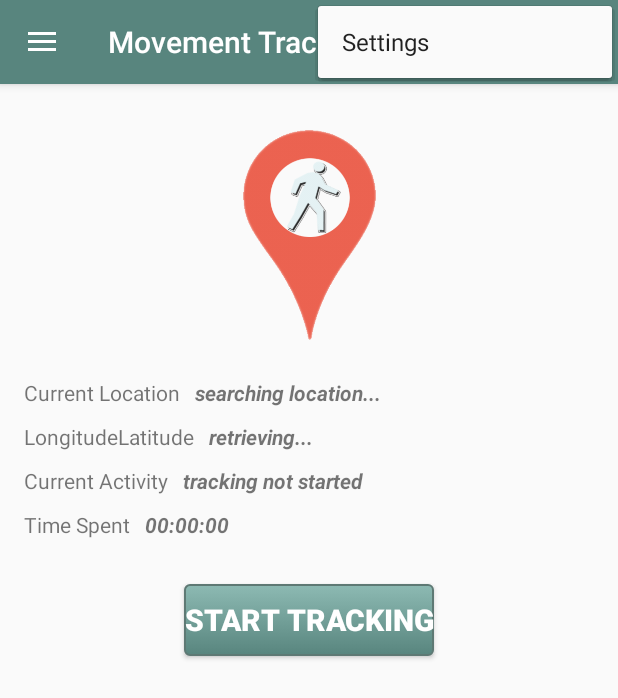
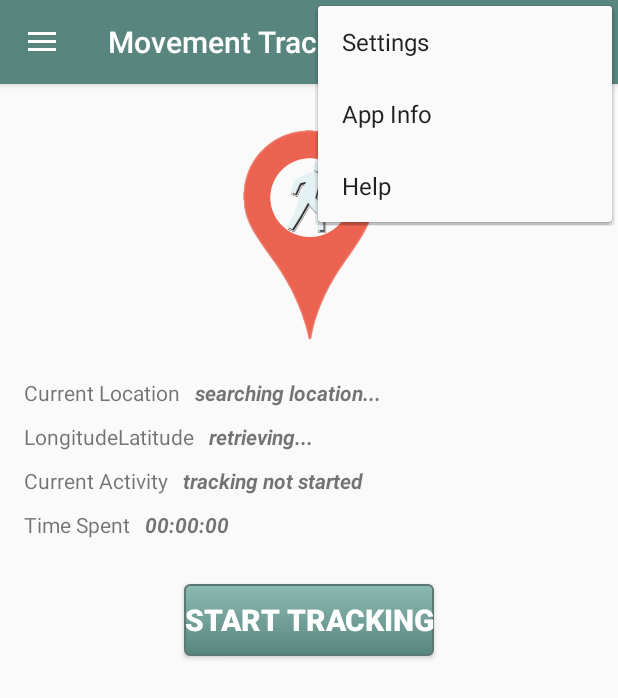
Before and after one commit to andela-bomotoso/MovementTracker, an Android app: the screen it shows after launch (MainActivity), with the options menu open, on a phone screen of 412 x 824 dp. Shown: the top 698 px of the screen. Run offline under Robolectric (Android 15) with nearby library versions, the phone set to English and light mode, and no system bars.

Commit message:
Move the app info and help from the navaigation side bar to the main activity menu bar

```diff
--- a/MovementTracker/app/src/main/res/menu/activity_main_drawer.xml
+++ b/MovementTracker/app/src/main/res/menu/activity_main_drawer.xml
@@ -8,10 +8,6 @@
             android:title="@string/app_label" />
         <item android:id="@+id/tracked_location" android:icon="@drawable/ic_location_on_black_18dp"
             android:title="@string/tracker_by_location" />
-        <item android:id="@+id/app_info" android:icon="@drawable/ic_info_black_18dp"
-            android:title="@string/app_info" />
-        <item android:id="@+id/app_help" android:icon="@drawable/ic_help_black_18dp"
-            android:title="@string/help" />
 
     </group>
 
--- a/MovementTracker/app/src/main/res/menu/main.xml
+++ b/MovementTracker/app/src/main/res/menu/main.xml
@@ -3,4 +3,8 @@
     xmlns:tools="http://schemas.android.com/tools" tools:context=".MainActivity">
     <item android:id="@+id/action_settings" android:title="@string/action_settings"
         android:orderInCategory="100" app:showAsAction="never" />
+    <item android:id="@+id/app_info" android:title="@string/app_info"
+        android:orderInCategory="100" app:showAsAction="never" />
+    <item android:id="@+id/app_help" android:title="@string/help"
+        android:orderInCategory="100" app:showAsAction="never" />
 </menu>
--- a/MovementTracker/app/src/main/res/values/strings.xml
+++ b/MovementTracker/app/src/main/res/values/strings.xml
@@ -51,7 +51,7 @@
     <string name="delay_title">Delay Time</string>
     <string name="delay_key">delay_time</string>
     <string name="tracker_by_location">Tracker By Location</string>
-    <string name="app_info">App Info</string>
+    <string name="app_info">App Info</string>'=
     <string name="help">Help</string>
     <string name="notification_title">Tracking in Progress</string>
     <string name="delete_logs">Delete Logs</string>
```
Also changed, not shown: MovementTracker/app/src/main/java/com/andela/omotoso/bukola/movementtracker/activities/MainActivity.java (+10 -0 lines).
